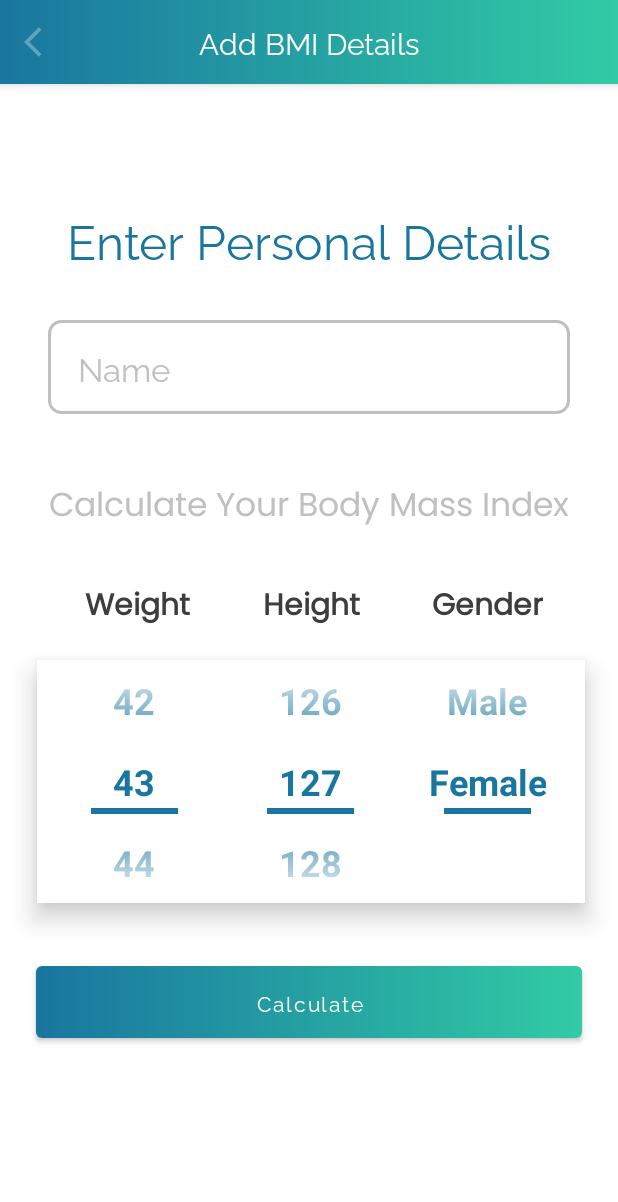
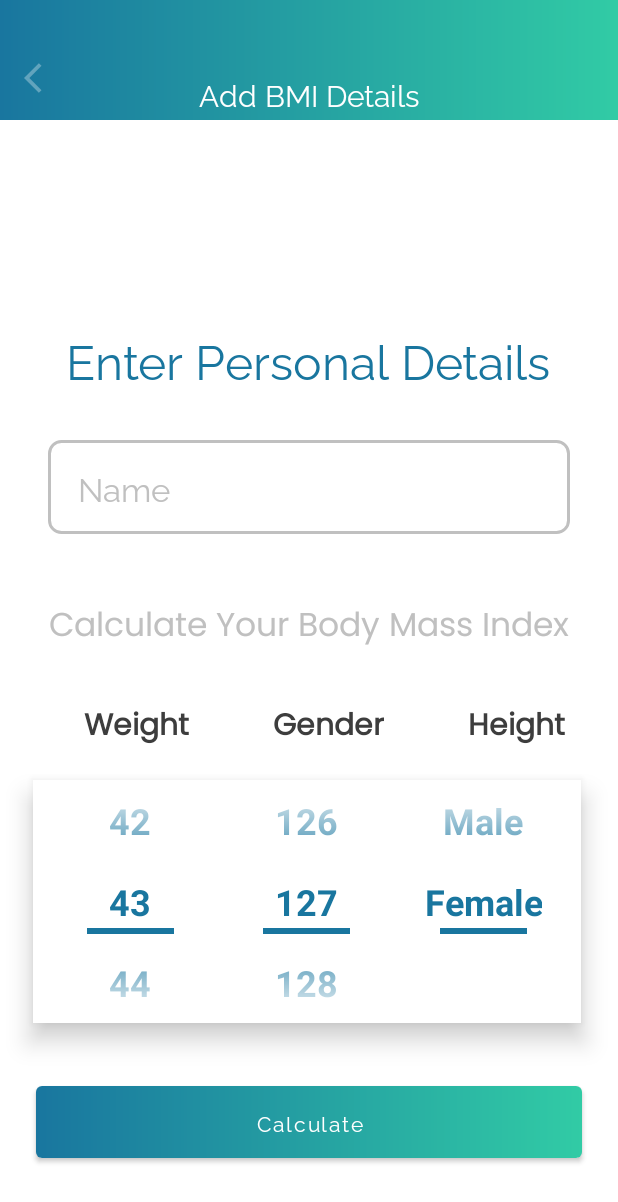
Before and after one commit to anorld-droid/BMI_Calculator, an Android app: the screen it shows after launch (MainActivity), on a phone screen of 412 x 824 dp. Shown: the top 1202 px of the screen. Run offline under Robolectric (Android 15) with nearby library versions, the phone set to English and light mode, and no system bars; our stand-ins replace AdMob, Dagger/Hilt's generated code; 1 statement that could not run was skipped.

Commit message:
Changing fragment_home.xml's constraintlayout to LinearLayoutCompat since will be drawn faster on 50ms.

```diff
--- a/app/src/main/java/com/anorlddroid/patricemulindi/domain/AppModule.kt
+++ b/app/src/main/java/com/anorlddroid/patricemulindi/domain/AppModule.kt
@@ -1,7 +1,7 @@
 package com.anorlddroid.patricemulindi.domain
 
-import com.anorlddroid.patricemulindi.usecases.BMIRepository
-import com.anorlddroid.patricemulindi.usecases.BMIRepositoryImpl
+import com.anorlddroid.patricemulindi.repository.BMIRepository
+import com.anorlddroid.patricemulindi.repository.BMIRepositoryImpl
 import dagger.Binds
 import dagger.Module
 import dagger.hilt.InstallIn
--- a/app/src/main/java/com/anorlddroid/patricemulindi/viewmodels/MainViewModel.kt
+++ b/app/src/main/java/com/anorlddroid/patricemulindi/viewmodels/MainViewModel.kt
@@ -6,9 +6,8 @@ import androidx.lifecycle.ViewModel
 import androidx.lifecycle.viewModelScope
 import com.anorlddroid.patricemulindi.model.Details
 import com.anorlddroid.patricemulindi.model.Results
-import com.anorlddroid.patricemulindi.usecases.BMIRepository
+import com.anorlddroid.patricemulindi.repository.BMIRepository
 import dagger.hilt.android.lifecycle.HiltViewModel
-import kotlinx.coroutines.Dispatchers
 import kotlinx.coroutines.flow.MutableStateFlow
 import kotlinx.coroutines.flow.StateFlow
 import kotlinx.coroutines.launch
--- a/app/src/main/java/com/anorlddroid/patricemulindi/views/HomeFragment.kt
+++ b/app/src/main/java/com/anorlddroid/patricemulindi/views/HomeFragment.kt
@@ -50,7 +50,7 @@ class HomeFragment : Fragment() {
     override fun onViewCreated(view: View, savedInstanceState: Bundle?) {
         super.onViewCreated(view, savedInstanceState)
         activity?.lifecycle?.addObserver(MainActivityObserver{
-            val toolbar: Toolbar = binding.homeAppBar
+            val toolbar: Toolbar = view.findViewById(R.id.tool_bar);
             (activity as AppCompatActivity).setSupportActionBar(
                 toolbar
             )
--- a/app/src/main/java/com/anorlddroid/patricemulindi/views/MainActivity.kt
+++ b/app/src/main/java/com/anorlddroid/patricemulindi/views/MainActivity.kt
@@ -1,13 +1,8 @@
 package com.anorlddroid.patricemulindi.views
 
-import android.annotation.TargetApi
-import android.app.Activity
-import android.os.Build
 import android.os.Bundle
 import android.view.WindowManager
 import androidx.appcompat.app.AppCompatActivity
-import androidx.core.content.ContextCompat
-import com.anorlddroid.patricemulindi.R
 import com.anorlddroid.patricemulindi.databinding.ActivityMainBinding
 import dagger.hilt.android.AndroidEntryPoint
 
@@ -18,21 +13,9 @@ class MainActivity : AppCompatActivity() {
 
     override fun onCreate(savedInstanceState: Bundle?) {
         super.onCreate(savedInstanceState)
-        setStatusBarGradient(activity = this)
         binding = ActivityMainBinding.inflate(layoutInflater)
+        window.setFlags(WindowManager.LayoutParams.FLAG_LAYOUT_NO_LIMITS, WindowManager.LayoutParams.FLAG_LAYOUT_NO_LIMITS );
         setContentView(binding.root)
     }
-    @TargetApi(Build.VERSION_CODES.LOLLIPOP)
-    fun setStatusBarGradient(activity: Activity){
-        if (Build.VERSION.SDK_INT >= Build.VERSION_CODES.LOLLIPOP){
-            val window = activity.window
-            val background = ContextCompat.getDrawable(activity,
-                R.drawable.statusbar_gradient_bg_color
-            )
-            window.addFlags(WindowManager.LayoutParams.FLAG_DRAWS_SYSTEM_BAR_BACKGROUNDS)
-            window.statusBarColor = ContextCompat.getColor(activity, android.R.color.transparent)
-            window.navigationBarColor = ContextCompat.getColor(activity, android.R.color.transparent)
-            window.setBackgroundDrawable(background)
-        }
-    }
+
 }
--- a/app/src/main/java/com/anorlddroid/patricemulindi/views/ResultsFragment.kt
+++ b/app/src/main/java/com/anorlddroid/patricemulindi/views/ResultsFragment.kt
@@ -90,7 +90,7 @@ class ResultsFragment : Fragment() {
         }).build()
         adLoader.loadAd(AdRequest.Builder().build())
         activity?.lifecycle?.addObserver(MainActivityObserver{
-            val toolbar: Toolbar = binding.resultsAppBar
+            val toolbar: Toolbar = view.findViewById(R.id.tool_bar)
             (activity as AppCompatActivity).setSupportActionBar(
                 toolbar
             )
--- a/app/src/main/res/layout/activity_main.xml
+++ b/app/src/main/res/layout/activity_main.xml
@@ -5,7 +5,6 @@
     android:layout_width="match_parent"
     android:layout_height="match_parent"
     android:background="@color/white"
-    android:backgroundTint="@color/white"
     tools:context=".views.MainActivity">
 
     <fragment
@@ -22,6 +21,4 @@
         app:navGraph="@navigation/navigation" />
 
 
-
-
 </androidx.constraintlayout.widget.ConstraintLayout>
--- /dev/null
+++ b/app/src/main/res/layout/custom_toolbar.xml
@@ -0,0 +1,22 @@
+<?xml version="1.0" encoding="utf-8"?>
+<LinearLayout xmlns:android="http://schemas.android.com/apk/res/android"
+    xmlns:app="http://schemas.android.com/apk/res-auto"
+    android:layout_width="match_parent"
+    android:layout_height="80dp"
+    android:background="@drawable/statusbar_gradient_bg_color"
+    android:gravity="bottom"
+    android:orientation="vertical">
+
+    <com.google.android.material.appbar.MaterialToolbar
+        android:id="@+id/tool_bar"
+        android:layout_width="match_parent"
+        android:layout_height="?actionBarSize"
+        android:background="@null"
+        app:navigationIcon="@drawable/ic_baseline_arrow_back_ios_24"
+        app:title="@string/home_fg_title"
+        app:titleCentered="true"
+        app:titleMarginTop="24dp"
+        app:titleTextAppearance="@style/ToolbarTheme"
+        app:titleTextColor="@color/white" />
+
+</LinearLayout>
--- a/app/src/main/res/layout/fragment_home.xml
+++ b/app/src/main/res/layout/fragment_home.xml
@@ -1,112 +1,92 @@
 <?xml version="1.0" encoding="utf-8"?>
-<androidx.constraintlayout.widget.ConstraintLayout xmlns:android="http://schemas.android.com/apk/res/android"
+<androidx.appcompat.widget.LinearLayoutCompat xmlns:android="http://schemas.android.com/apk/res/android"
     xmlns:app="http://schemas.android.com/apk/res-auto"
     xmlns:tools="http://schemas.android.com/tools"
     android:layout_width="match_parent"
     android:layout_height="match_parent"
-    android:background="@color/white"
-    android:backgroundTint="@color/white"
+    android:orientation="vertical"
     tools:context=".views.HomeFragment">
 
-    <com.google.android.material.appbar.AppBarLayout
-        android:id="@+id/appBarLayout"
+    <LinearLayout
         android:layout_width="match_parent"
         android:layout_height="wrap_content"
-        app:layout_constraintEnd_toEndOf="parent"
-        app:layout_constraintStart_toStartOf="parent"
-        app:layout_constraintTop_toTopOf="parent">
+        android:layout_gravity="top"
+        >
+        <include layout="@layout/custom_toolbar"/>
+    </LinearLayout>
 
-        <com.google.android.material.appbar.MaterialToolbar
-            android:id="@+id/home_app_bar"
-            android:layout_width="match_parent"
-            android:layout_height="wrap_content"
-            android:background="@drawable/statusbar_gradient_bg_color"
-            app:navigationIcon="@drawable/ic_baseline_arrow_back_ios_24"
-            app:title="@string/home_fg_title"
-            app:titleTextAppearance="@style/ToolbarTheme"
-            app:titleCentered="true"
-            app:titleTextColor="@color/white" />
-    </com.google.android.material.appbar.AppBarLayout>
 
     <TextView
         android:id="@+id/textView"
         android:layout_width="wrap_content"
         android:layout_height="wrap_content"
+        android:layout_gravity="center_horizontal"
         android:layout_marginTop="136dp"
         android:fontFamily="@font/raleway"
         android:text="@string/enter_personal_details"
         android:textColor="@color/text_color"
         android:textSize="32sp"
-        android:textStyle="normal"
-        app:layout_constraintEnd_toEndOf="parent"
-        app:layout_constraintStart_toStartOf="parent"
-        app:layout_constraintTop_toTopOf="parent"
-         />
+        android:textStyle="normal" />
 
     <EditText
         android:id="@+id/name"
-        android:layout_width="0dp"
+        android:layout_width="match_parent"
         android:layout_height="wrap_content"
+        android:layout_gravity="center_horizontal"
         android:layout_marginStart="32dp"
         android:layout_marginTop="32dp"
         android:layout_marginEnd="32dp"
+        android:background="@drawable/rounded_corner_edit_text"
+        android:fontFamily="@font/raleway"
+        android:hint="@string/name"
         android:inputType="textPersonName"
-        android:hint="@string/name"
-        android:fontFamily="@font/raleway"
-        android:textColorHint="@color/faint_txt_color"
-        android:background="@drawable/rounded_corner_edit_text"
-        app:layout_constraintEnd_toEndOf="parent"
-        app:layout_constraintStart_toStartOf="parent"
-        app:layout_constraintTop_toBottomOf="@+id/textView"
         android:paddingStart="20dp"
         android:paddingTop="16dp"
+        android:paddingEnd="20dp"
+        android:paddingBottom="16dp"
         android:textColor="@color/faint_txt_color"
-        android:paddingBottom="16dp"
-        android:textStyle="normal"
-        android:paddingEnd="20dp"
+        android:textColorHint="@color/faint_txt_color"
         android:textSize="22sp"
-        />
+        android:textStyle="normal" />
 
 
     <TextView
         android:id="@+id/cal_txtv"
         android:layout_width="wrap_content"
         android:layout_height="wrap_content"
+        android:layout_gravity="center_horizontal"
         android:layout_marginTop="44dp"
         android:fontFamily="@font/poppins"
         android:text="@string/calculate_your_body_mass_index"
         android:textColor="@color/faint_txt_color"
-        android:textSize="22sp"
-        app:layout_constraintBottom_toBottomOf="parent"
-        app:layout_constraintEnd_toEndOf="parent"
-        app:layout_constraintStart_toStartOf="parent"
-        app:layout_constraintTop_toBottomOf="@+id/name"
-        app:layout_constraintVertical_bias="0.0"
-        />
+        android:textSize="22sp" />
 
+    <androidx.appcompat.widget.LinearLayoutCompat
+        android:layout_width="match_parent"
+        android:layout_height="wrap_content"
+        android:layout_marginTop="32dp"
+        android:orientation="horizontal">
 
         <TextView
             android:id="@+id/weight_txt_vw"
             android:layout_width="wrap_content"
             android:layout_height="wrap_content"
             android:layout_gravity="start|center_horizontal"
-        android:layout_marginStart="44dp"
-        android:layout_marginTop="32dp"
+            android:layout_marginStart="56dp"
             android:fontFamily="@font/poppins"
             android:text="@string/weight"
             android:textColor="@color/num_picker_header_colors"
             android:textSize="20sp"
-        android:textStyle="bold"
-        app:layout_constraintStart_toStartOf="@+id/numberpickers"
-        app:layout_constraintTop_toBottomOf="@+id/cal_txtv" />
+            android:textStyle="bold" />
 
 
         <TextView
             android:id="@+id/height_txt_vw"
             android:layout_width="wrap_content"
             android:layout_height="wrap_content"
-        android:layout_gravity="center|center_horizontal"
-        android:layout_marginEnd="40dp"
+            android:layout_marginStart="56dp"
+
+            android:layout_gravity="center_horizontal"
             android:fontFamily="@font/poppins"
             android:text="@string/gender"
             android:textColor="@color/num_picker_header_colors"
@@ -121,6 +101,7 @@
             android:id="@+id/gender_txt_vw"
             android:layout_width="wrap_content"
             android:layout_height="wrap_content"
+            android:layout_marginStart="56dp"
             android:layout_gravity="end|center_horizontal"
             android:fontFamily="@font/poppins"
             android:text="@string/height"
@@ -132,6 +113,7 @@
             app:layout_constraintStart_toEndOf="@+id/weight_txt_vw"
             app:layout_constraintTop_toTopOf="@+id/weight_txt_vw"
             app:layout_constraintVertical_bias="0.0" />
+    </androidx.appcompat.widget.LinearLayoutCompat>
 
     <com.google.android.material.card.MaterialCardView
         android:id="@+id/numberpickers"
@@ -238,17 +220,17 @@
         android:layout_height="wrap_content"
         android:layout_marginStart="24dp"
         android:layout_marginTop="24dp"
+        android:layout_marginEnd="24dp"
+        android:background="@drawable/round_corner_button_gradient"
+        android:fontFamily="@font/raleway"
+        android:text="@string/calculate_btn"
+        android:textAllCaps="false"
+        android:textColor="@color/white"
+        android:theme="@style/Theme.MaterialComponents.Light"
         app:backgroundTint="@null"
-        android:background="@drawable/round_corner_button_gradient"
-        android:layout_marginEnd="24dp"
         app:layout_constraintEnd_toEndOf="parent"
         app:layout_constraintStart_toStartOf="parent"
-        android:textColor="@color/white"
-        android:text="@string/calculate_btn"
-        android:fontFamily="@font/raleway"
-        android:theme="@style/Theme.MaterialComponents.Light"
-        android:textAllCaps="false"
         app:layout_constraintTop_toBottomOf="@+id/numberpickers" />
 
 
-</androidx.constraintlayout.widget.ConstraintLayout>
+</androidx.appcompat.widget.LinearLayoutCompat>
--- a/app/src/main/res/layout/nativead.xml
+++ b/app/src/main/res/layout/nativead.xml
@@ -2,7 +2,7 @@
 <com.google.android.gms.ads.nativead.NativeAdView xmlns:android="http://schemas.android.com/apk/res/android"
     android:layout_width="match_parent"
     android:layout_height="match_parent">
-    <LinearLayout xmlns:android="http://schemas.android.com/apk/res/android"
+    <LinearLayout
         android:layout_width="match_parent"
         android:layout_height="wrap_content"
         android:layout_gravity="center"
--- a/app/src/main/res/values-night/themes.xml
+++ b/app/src/main/res/values-night/themes.xml
@@ -1,16 +1,10 @@
 <resources xmlns:tools="http://schemas.android.com/tools">
     <!-- Base application theme. -->
     <style name="Theme.PatriceMulindi" parent="Theme.MaterialComponents.DayNight.NoActionBar">
-        <!-- Primary brand color. -->
-        <item name="colorPrimary">@color/purple_200</item>
-        <item name="colorPrimaryVariant">@color/purple_700</item>
-        <item name="colorOnPrimary">@color/black</item>
-        <!-- Secondary brand color. -->
-        <item name="colorSecondary">@color/teal_200</item>
-        <item name="colorSecondaryVariant">@color/teal_200</item>
-        <item name="colorOnSecondary">@color/black</item>
-        <!-- Status bar color. -->
-        <item name="android:statusBarColor">?attr/colorPrimaryVariant</item>
         <!-- Customize your theme here. -->
+        <item name="windowNoTitle">true</item>
+        <item name="windowActionBar">false</item>
+        <item name="android:windowTranslucentStatus">true</item>
+        <item name="android:windowDrawsSystemBarBackgrounds">false</item>
     </style>
 </resources>
--- a/app/src/main/res/values/colors.xml
+++ b/app/src/main/res/values/colors.xml
@@ -1,10 +1,6 @@
 <?xml version="1.0" encoding="utf-8"?>
 <resources>
-    <color name="purple_200">#FFBB86FC</color>
-    <color name="purple_500">#FF6200EE</color>
-    <color name="purple_700">#FF3700B3</color>
-    <color name="teal_200">#FF03DAC5</color>
-    <color name="teal_700">#FF018786</color>
+
     <color name="black">#FF000000</color>
     <color name="white">#FFFFFFFF</color>
     <color name="text_color">#19769F</color>
--- a/app/src/main/res/values/styles.xml
+++ b/app/src/main/res/values/styles.xml
@@ -5,12 +5,11 @@
             @drawable/splash_screen_bg
         </item>
     </style>
-    <style name="NumberPickerTheme" parent="Theme.PatriceMulindi">
+    <style name="NumberPickerTheme">
         <item name="android:colorControlNormal">@color/white</item>
         <item name="android:textColorPrimary">@color/text_color</item>
         <item name="android:textSize">24sp</item>
         <item name="android:textStyle">bold</item>
-
     </style>
 
     <style name="ToolbarTheme" parent="Theme.PatriceMulindi">
--- a/app/src/main/res/values/themes.xml
+++ b/app/src/main/res/values/themes.xml
@@ -1,16 +1,7 @@
 <resources xmlns:tools="http://schemas.android.com/tools">
     <!-- Base application theme. -->
     <style name="Theme.PatriceMulindi" parent="Theme.MaterialComponents.DayNight.NoActionBar">
-        <!-- Primary brand color. -->
-        <item name="colorPrimary">@color/purple_500</item>
-        <item name="colorPrimaryVariant">@color/purple_700</item>
-        <item name="colorOnPrimary">@color/white</item>
-        <!-- Secondary brand color. -->
-        <item name="colorSecondary">@color/teal_200</item>
-        <item name="colorSecondaryVariant">@color/teal_700</item>
-        <item name="colorOnSecondary">@color/black</item>
-        <!-- Status bar color. -->
-        <item name="android:statusBarColor">?attr/colorPrimaryVariant</item>
         <!-- Customize your theme here. -->
+        <item name="android:windowTranslucentStatus">true</item>
     </style>
 </resources>
--- a/build.gradle
+++ b/build.gradle
@@ -2,12 +2,12 @@
 buildscript {
     dependencies {
         classpath "com.google.dagger:hilt-android-gradle-plugin:2.42"
-        classpath "androidx.navigation:navigation-safe-args-gradle-plugin:2.5.0"
+        classpath "androidx.navigation:navigation-safe-args-gradle-plugin:2.5.3"
     }
 }
 plugins {
-    id 'com.android.application' version '7.3.0-beta05' apply false
-    id 'com.android.library' version '7.3.0-beta05' apply false
+    id 'com.android.application' version '7.2.2' apply false
+    id 'com.android.library' version '7.2.2' apply false
     id 'org.jetbrains.kotlin.android' version '1.7.0' apply false
     id 'com.google.dagger.hilt.android' version '2.42' apply false
 }
```
Also changed, not shown: app/build.gradle (+11 -11 lines), app/src/main/java/com/anorlddroid/patricemulindi/repository/Repository.kt (added, +108 -0 lines), app/src/main/java/com/anorlddroid/patricemulindi/usecases/Repository.kt (deleted, +0 -108 lines), app/src/main/res/layout/fragment_results.xml (+7 -17 lines). Lines whose indentation alone changed are shown as unchanged.
